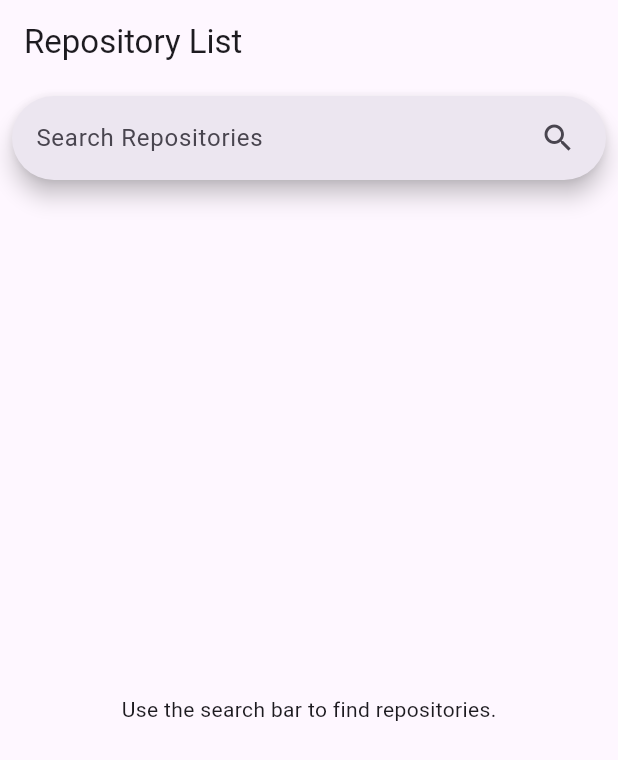
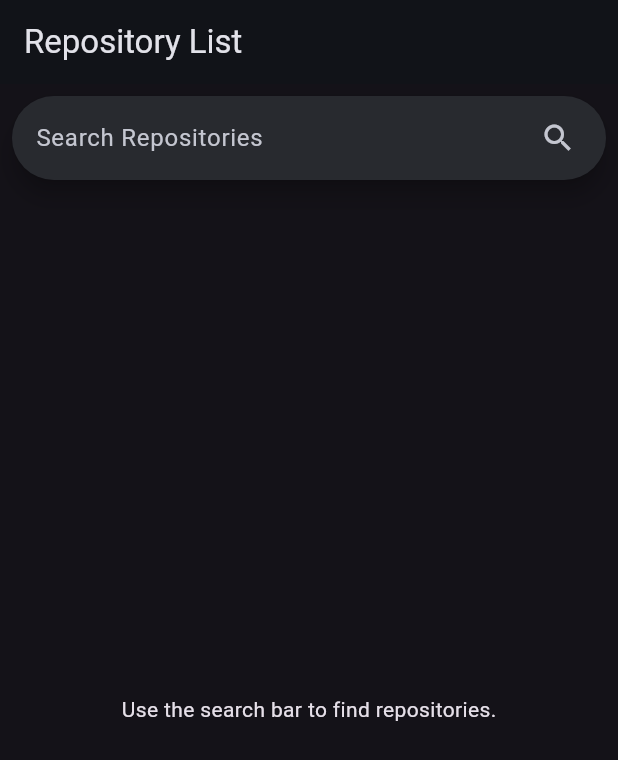
Before and after one commit to KTF01/ff_task, a Flutter app: the screen it shows after launch, on a phone screen of 412 x 824 dp. Shown: the top 760 px of the screen. Run offline on Flutter 3.47's test engine with Material 3 defaults, Android fonts, the phone set to English and light mode, and no system bars; our stand-ins replace dio, flutter_bloc, go_router.

Commit message:
set light and dark theme

```diff
--- /dev/null
+++ b/lib/core/theme.dart
@@ -0,0 +1,6 @@
+import 'package:flutter/material.dart';
+
+ThemeData appTheme = ThemeData(colorScheme: ColorScheme.fromSeed(seedColor: Colors.blueAccent));
+ThemeData darkTheme = ThemeData.dark().copyWith(
+  colorScheme: ColorScheme.fromSeed(seedColor: Colors.blueAccent, brightness: Brightness.dark),
+);
--- a/lib/main.dart
+++ b/lib/main.dart
@@ -1,4 +1,5 @@
 import 'package:ff_task/core/router_config.dart';
+import 'package:ff_task/core/theme.dart';
 import 'package:flutter/material.dart';
 
 void main() {
@@ -10,6 +11,12 @@ class MainApp extends StatelessWidget {
 
   @override
   Widget build(BuildContext context) {
-    return MaterialApp.router(routerConfig: router);
+    return MaterialApp.router(
+      routerConfig: router,
+      theme: appTheme,
+      debugShowCheckedModeBanner: false,
+      darkTheme: darkTheme,
+      themeMode: ThemeMode.dark,
+    );
   }
 }
```
Also changed, not shown: lib/features/repository_list/presentation/widgets/list_item.dart (added, +32 -0 lines), lib/features/repository_list/presentation/widgets/repository_list.dart (+2 -17 lines).
